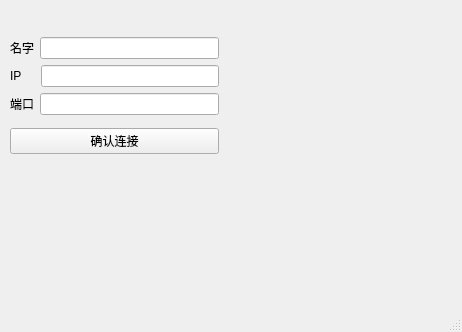
Before: the Qt Designer form NoGo/NoGowithStart/netwindow.ui in Zhouyutian22/NoGoTeam3, drawn with Qt 5.
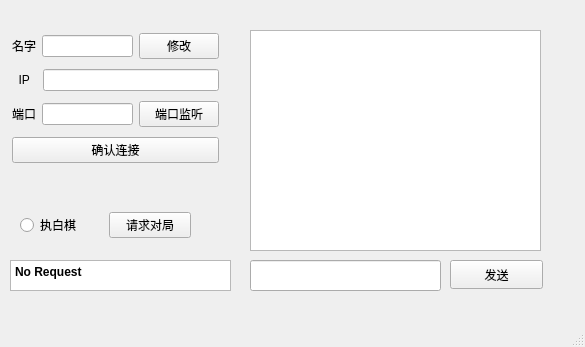
After: the same form once the commit is applied.

Diff of the .ui file:
```diff
--- a/NoGo/NoGowithStart/netwindow.ui
+++ b/NoGo/NoGowithStart/netwindow.ui
@@ -6,25 +6,82 @@
    <rect>
     <x>0</x>
     <y>0</y>
-    <width>462</width>
-    <height>332</height>
+    <width>585</width>
+    <height>347</height>
    </rect>
   </property>
   <property name="windowTitle">
    <string>MainWindow</string>
   </property>
   <widget class="QWidget" name="centralwidget">
-   <widget class="QWidget" name="">
+   <widget class="QTextBrowser" name="ChatBox">
     <property name="geometry">
      <rect>
-      <x>10</x>
+      <x>250</x>
       <y>30</y>
-      <width>209</width>
-      <height>132</height>
+      <width>291</width>
+      <height>221</height>
      </rect>
     </property>
-    <layout class="QVBoxLayout" name="verticalLayout_2">
-     <item>
+   </widget>
+   <widget class="QPushButton" name="ChatButton">
+    <property name="geometry">
+     <rect>
+      <x>450</x>
+      <y>260</y>
+      <width>93</width>
+      <height>29</height>
+     </rect>
+    </property>
+    <property name="text">
+     <string>发送</string>
+    </property>
+   </widget>
+   <widget class="QLineEdit" name="ChatEdit">
+    <property name="geometry">
+     <rect>
+      <x>250</x>
+      <y>260</y>
+      <width>191</width>
+      <height>31</height>
+     </rect>
+    </property>
+   </widget>
+   <widget class="QTextBrowser" name="StatusLabel">
+    <property name="geometry">
+     <rect>
+      <x>10</x>
+      <y>260</y>
+      <width>221</width>
+      <height>31</height>
+     </rect>
+    </property>
+    <property name="font">
+     <font>
+      <pointsize>12</pointsize>
+      <bold>true</bold>
+     </font>
+    </property>
+    <property name="html">
+     <string>&lt;!DOCTYPE HTML PUBLIC &quot;-//W3C//DTD HTML 4.0//EN&quot; &quot;http://www.w3.org/TR/REC-html40/strict.dtd&quot;&gt;
+&lt;html&gt;&lt;head&gt;&lt;meta name=&quot;qrichtext&quot; content=&quot;1&quot; /&gt;&lt;meta charset=&quot;utf-8&quot; /&gt;&lt;style type=&quot;text/css&quot;&gt;
+p, li { white-space: pre-wrap; }
+hr { height: 1px; border-width: 0; }
+li.unchecked::marker { content: &quot;\2610&quot;; }
+li.checked::marker { content: &quot;\2612&quot;; }
+&lt;/style&gt;&lt;/head&gt;&lt;body style=&quot; font-family:'Microsoft YaHei UI'; font-size:12pt; font-weight:700; font-style:normal;&quot;&gt;
+&lt;p style=&quot; margin-top:0px; margin-bottom:0px; margin-left:0px; margin-right:0px; -qt-block-indent:0; text-indent:0px;&quot;&gt;&lt;span style=&quot; font-size:9pt;&quot;&gt;No Request&lt;/span&gt;&lt;/p&gt;&lt;/body&gt;&lt;/html&gt;</string>
+    </property>
+   </widget>
+   <widget class="QWidget" name="">
+    <property name="geometry">
+     <rect>
+      <x>12</x>
+      <y>29</y>
+      <width>207</width>
+      <height>142</height>
+     </rect>
+    </property>
       <layout class="QVBoxLayout" name="verticalLayout">
        <item>
         <layout class="QHBoxLayout" name="horizontalLayout">
@@ -38,6 +95,13 @@
          <item>
           <widget class="QLineEdit" name="NameEdit"/>
          </item>
+       <item>
+        <widget class="QPushButton" name="setNameButton">
+         <property name="text">
+          <string>修改</string>
+         </property>
+        </widget>
+       </item>
         </layout>
        </item>
        <item>
@@ -45,7 +109,7 @@
          <item>
           <widget class="QLabel" name="label_2">
            <property name="text">
-            <string>IP    </string>
+          <string>  IP  </string>
            </property>
           </widget>
          </item>
@@ -66,10 +130,17 @@
          <item>
           <widget class="QLineEdit" name="PORTEdit"/>
          </item>
-        </layout>
+       <item>
+        <widget class="QPushButton" name="setPortButton">
+         <property name="text">
+          <string>端口监听</string>
+         </property>
+        </widget>
        </item>
       </layout>
      </item>
+     <item>
+      <layout class="QHBoxLayout" name="horizontalLayout_4">
      <item>
       <widget class="QPushButton" name="ResetButton">
        <property name="text">
@@ -78,6 +149,34 @@
       </widget>
      </item>
     </layout>
+     </item>
+    </layout>
+   </widget>
+   <widget class="QWidget" name="">
+    <property name="geometry">
+     <rect>
+      <x>20</x>
+      <y>210</y>
+      <width>171</width>
+      <height>31</height>
+     </rect>
+    </property>
+    <layout class="QHBoxLayout" name="horizontalLayout_5">
+     <item>
+      <widget class="QRadioButton" name="ColorButton">
+       <property name="text">
+        <string>执白棋</string>
+       </property>
+      </widget>
+     </item>
+     <item>
+      <widget class="QPushButton" name="RequestButton">
+       <property name="text">
+        <string>请求对局</string>
+       </property>
+      </widget>
+     </item>
+    </layout>
    </widget>
   </widget>
   <widget class="QMenuBar" name="menubar">
```
Left out of the diff: 2 changed lines with no effect on the pictures. Lines whose indentation alone changed are shown as unchanged.
